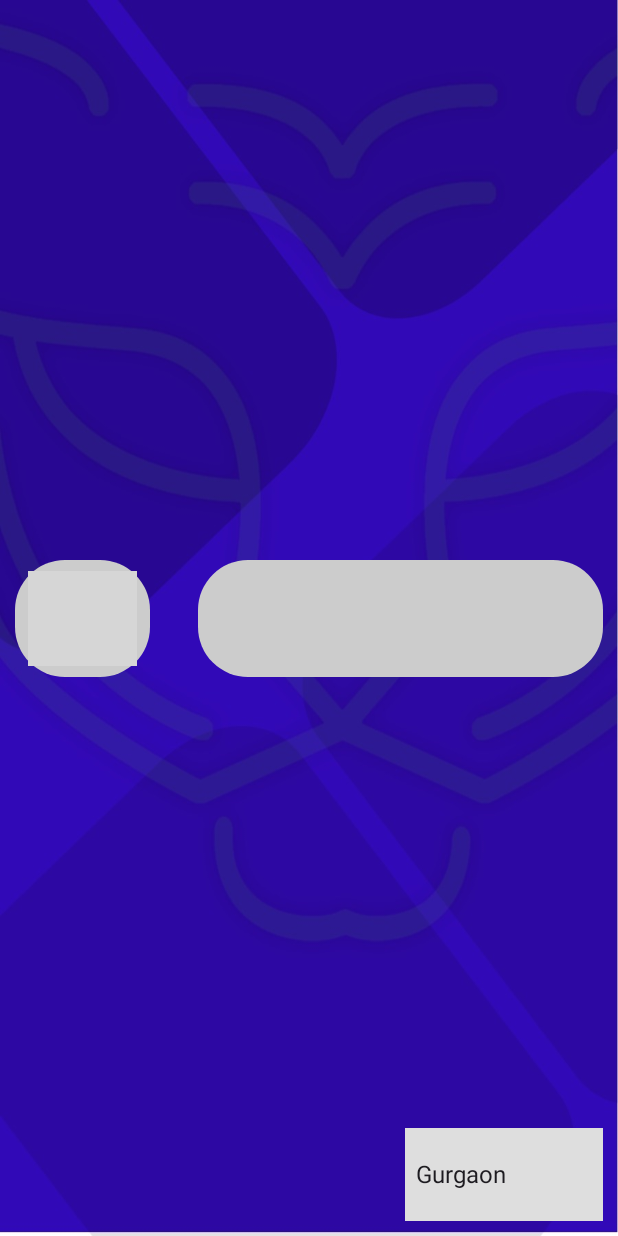
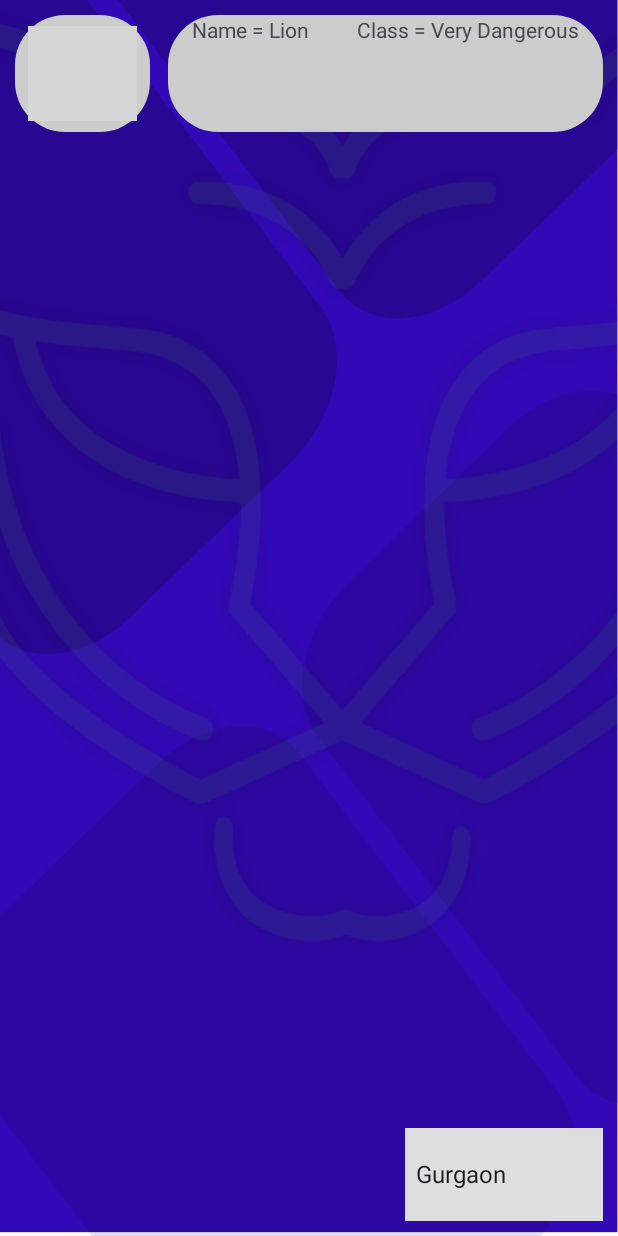
Before and after one commit to Inzo-dreno/WildSafe, an Android app: the screen it shows after launch (MainActivity), on a phone screen of 412 x 824 dp. Run offline under Robolectric (Android 15) with nearby library versions, the phone set to English and light mode, and no system bars; our stand-ins replace Firebase (no records; nobody signed in at launch, a user with empty details on screens opened directly); grey boxes are pictures that could not be loaded.

Commit message:
template for warns added

```diff
--- a/app/src/main/res/layout/activity_main.xml
+++ b/app/src/main/res/layout/activity_main.xml
@@ -29,16 +29,36 @@
         app:layout_constraintTop_toTopOf="parent" />
 
     <androidx.constraintlayout.widget.ConstraintLayout
+        android:layout_width="match_parent"
+        android:layout_height="match_parent">
+
+        <androidx.constraintlayout.widget.ConstraintLayout
             android:id="@+id/constraintLayout4"
             android:layout_width="0dp"
             android:layout_height="78dp"
-        android:layout_marginStart="32dp"
+            android:layout_marginStart="12dp"
             android:background="@drawable/rounf"
-        app:layout_constraintBottom_toBottomOf="parent"
             app:layout_constraintEnd_toEndOf="parent"
             app:layout_constraintStart_toEndOf="@+id/constraintLayout3"
-        app:layout_constraintTop_toTopOf="parent">
+            tools:layout_editor_absoluteY="396dp">
 
+            <TextView
+                android:id="@+id/textView24"
+                android:layout_width="wrap_content"
+                android:layout_height="wrap_content"
+                android:text="Name = Lion"
+                app:layout_constraintEnd_toStartOf="@+id/textView25"
+                app:layout_constraintStart_toStartOf="parent" />
+
+            <TextView
+                android:id="@+id/textView25"
+                android:layout_width="wrap_content"
+                android:layout_height="wrap_content"
+                android:layout_marginStart="16dp"
+                android:text="Class = Very Dangerous"
+                app:layout_constraintEnd_toEndOf="parent"
+                app:layout_constraintStart_toEndOf="@+id/textView24"
+                tools:layout_editor_absoluteY="0dp" />
         </androidx.constraintlayout.widget.ConstraintLayout>
 
         <androidx.constraintlayout.widget.ConstraintLayout
@@ -46,10 +66,9 @@
             android:layout_width="90dp"
             android:layout_height="78dp"
             android:background="@drawable/rounf"
-        app:layout_constraintBottom_toBottomOf="parent"
             app:layout_constraintEnd_toStartOf="@+id/constraintLayout4"
             app:layout_constraintStart_toStartOf="parent"
-        app:layout_constraintTop_toTopOf="parent">
+            tools:layout_editor_absoluteY="396dp">
 
             <ImageView
                 android:id="@+id/imageView2"
@@ -63,5 +82,6 @@
                 app:layout_constraintTop_toTopOf="parent"
                 app:srcCompat="@drawable/lion" />
         </androidx.constraintlayout.widget.ConstraintLayout>
+    </androidx.constraintlayout.widget.ConstraintLayout>
 
 </androidx.constraintlayout.widget.ConstraintLayout>
```
Lines whose indentation alone changed are shown as unchanged.
